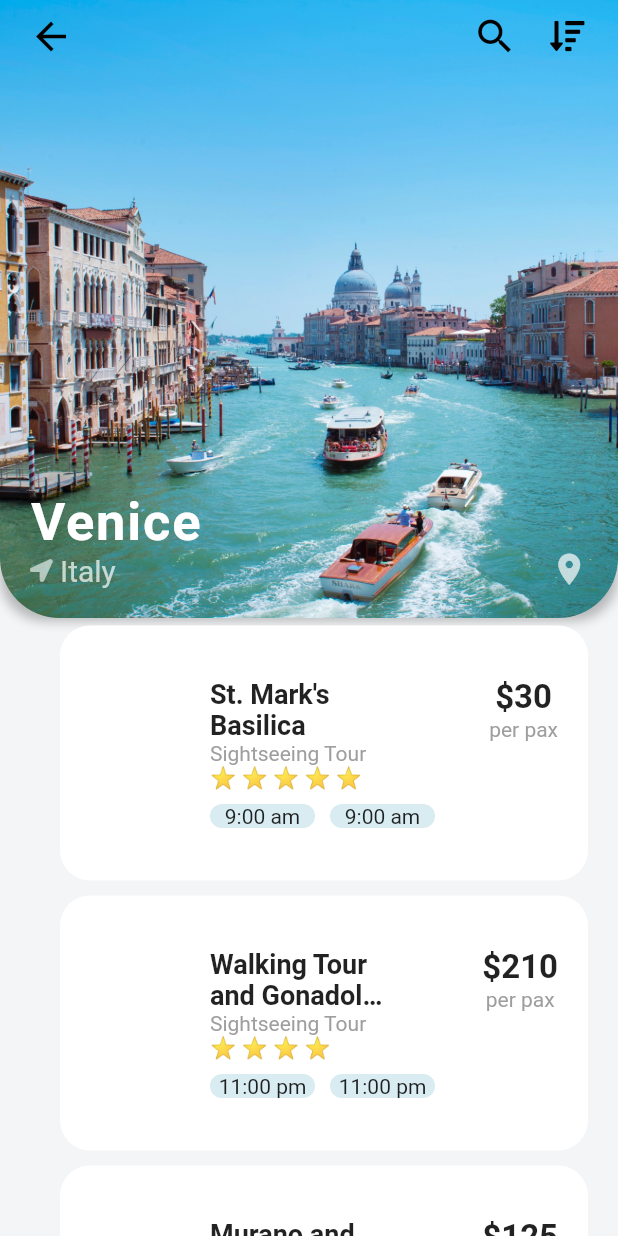
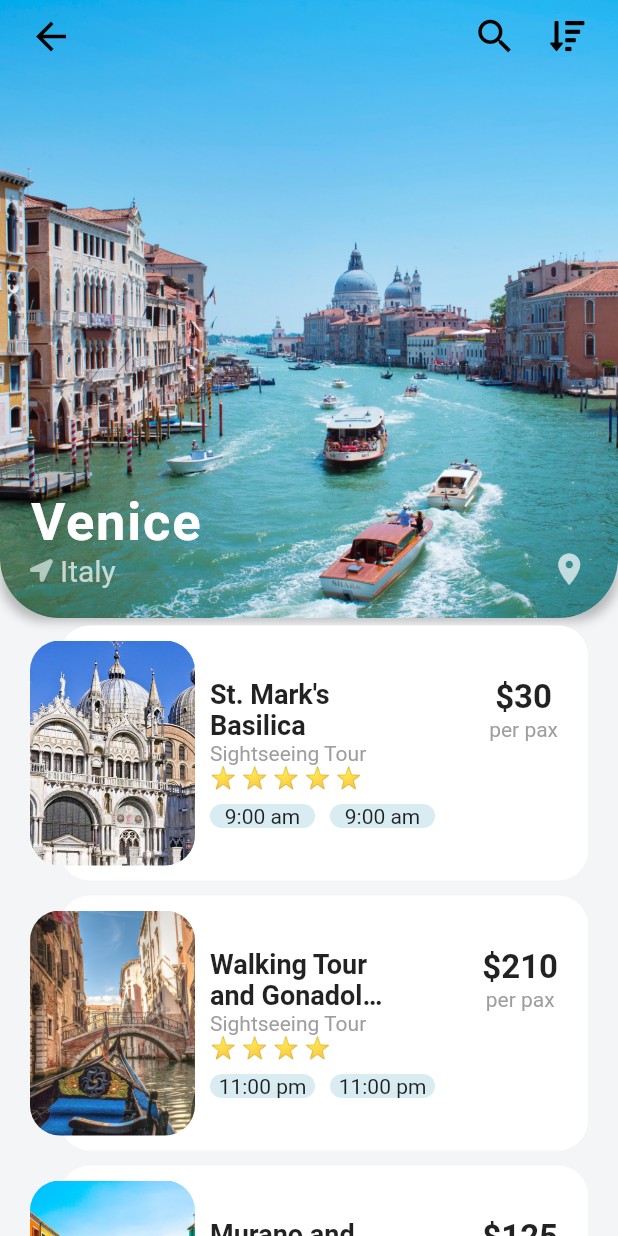
Before and after one commit to timeitel/travel_app, a Flutter app: the screen it shows after launch, after a tap on an icon or button, on a phone screen of 412 x 824 dp. Run offline on Flutter 3.47's test engine with Material 2 defaults, Android fonts, the light colour scheme and no system bars; our stand-ins replace font_awesome_flutter.

Commit message:
add: images for activity list

```diff
--- a/lib/screens/destination_screen.dart
+++ b/lib/screens/destination_screen.dart
@@ -215,6 +215,18 @@ class _DestinationScreenState extends State<DestinationScreen> {
                             ],
                           ),
                         ),
+                      ),
+                      Positioned(
+                        left: 20.0,
+                        top: 15.0,
+                        bottom: 15.0,
+                        child: ClipRRect(
+                          borderRadius: BorderRadius.circular(20.0),
+                          child: Image(
+                              width: 110.0,
+                              image: AssetImage(activity.imageUrl),
+                              fit: BoxFit.cover),
+                        ),
                       )
                     ],
                   );
```
